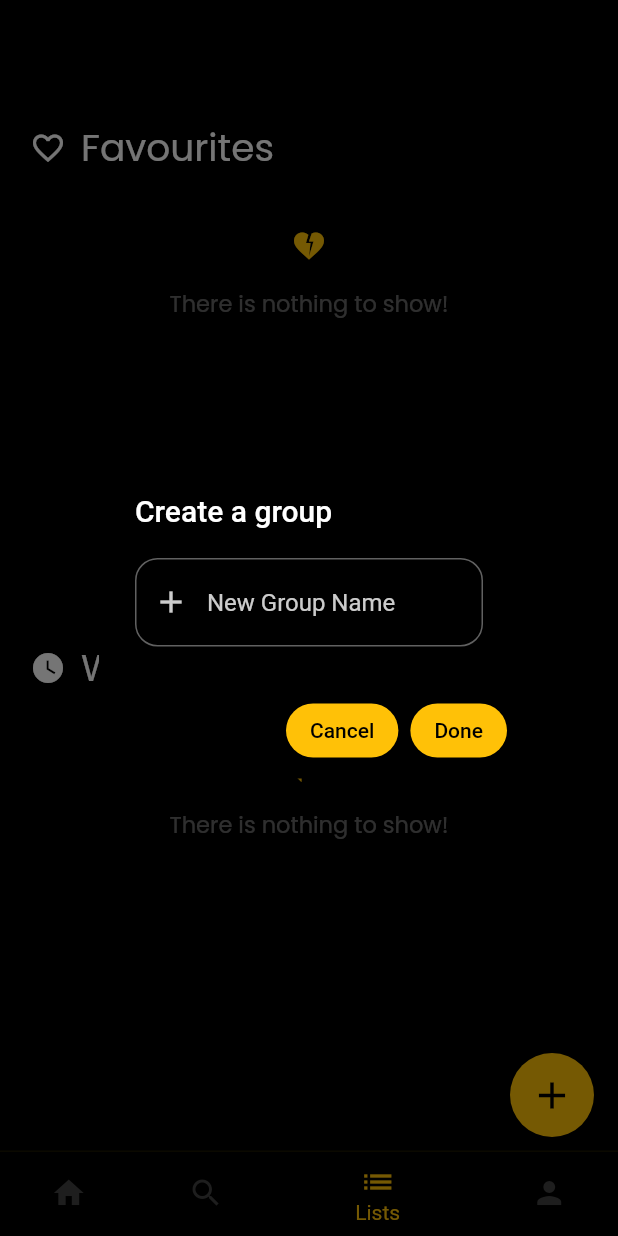
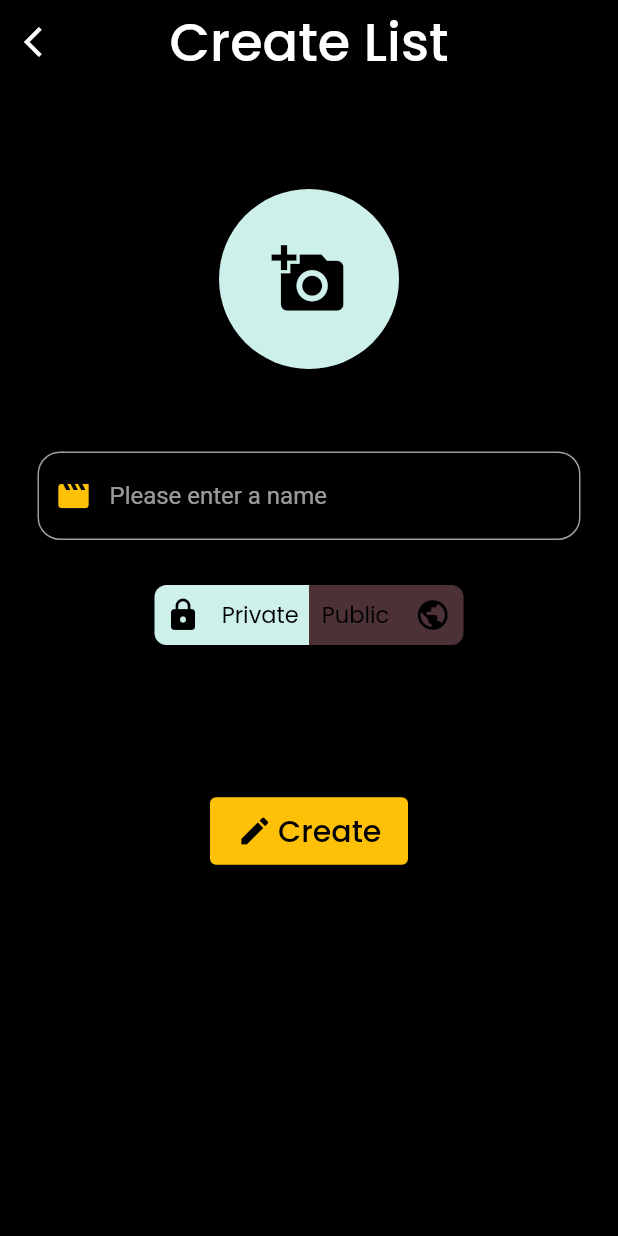
Before and after one commit to enescunediogluu/moviable-xetz, a Flutter app: the screen it shows once a user with an empty profile is signed in, item 3 of the bottom bar chosen, after a tap on the "add" icon, on a phone screen of 412 x 824 dp. Run offline on Flutter 3.47's test engine with Material 2 defaults, Android fonts, the phone set to English and light mode, and no system bars; drawn by our look-alikes of auto_size_text; our stand-ins replace carousel_slider, cloud_firestore, firebase_auth, firebase_core, firebase_storage, google_fonts and 1 more; missing offline and left inert: tmdb_api; accounts and stored records are empty.

Commit message:
create list page is done, time to clean up the code

```diff
--- a/lib/main.dart
+++ b/lib/main.dart
@@ -5,8 +5,9 @@ import 'package:flutter/material.dart';
 import 'package:moviable/firebase_options.dart';
 import 'package:moviable/pages/auth/login_page.dart';
 import 'package:moviable/pages/auth/verify_email_page.dart';
+import 'package:moviable/pages/extra/create_lists_page.dart';
 
-import 'package:moviable/pages/navbar_trial.dart';
+import 'package:moviable/pages/main/navbar_trial.dart';
 
 void main() async {
   WidgetsFlutterBinding.ensureInitialized();
--- /dev/null
+++ b/lib/pages/extra/create_lists_page.dart
@@ -0,0 +1,231 @@
+import 'dart:developer';
+
+import 'package:flutter/material.dart';
+import 'package:moviable/services/database_service.dart';
+import 'package:moviable/utils/text.dart';
+
+class CreateListsPage extends StatefulWidget {
+  const CreateListsPage({super.key});
+
+  @override
+  State<CreateListsPage> createState() => _CreateListsPageState();
+}
+
+class _CreateListsPageState extends State<CreateListsPage> {
+  String listName = "";
+  String profilePic = "";
+  bool isLoading = false;
+  bool private = true;
+  final DatabaseService database = DatabaseService();
+
+  uploadProfilePhoto() async {
+    setState(() {
+      isLoading = true;
+    });
+    final tempUrl = await database.uploadProfilePhotoAndGetUrl();
+    setState(() {
+      profilePic = tempUrl;
+      log(profilePic);
+      isLoading = false;
+    });
+  }
+
+  @override
+  Widget build(BuildContext context) {
+    return Scaffold(
+      appBar: AppBar(
+        backgroundColor: Colors.black,
+        leading: IconButton(
+          icon: const Icon(Icons.arrow_back_ios),
+          onPressed: () {
+            Navigator.of(context).pop();
+          },
+        ),
+        centerTitle: true,
+        title: const ModifiedText(
+            text: 'Create List', color: Colors.white, size: 35),
+      ),
+      backgroundColor: Colors.black,
+      body: SingleChildScrollView(
+        child: Column(
+          children: [
+            const SizedBox(
+              height: 50,
+            ),
+            const SizedBox(
+              height: 20,
+            ),
+            Stack(children: [
+              InkWell(
+                onTap: () async {
+                  if (profilePic == "") {
+                    uploadProfilePhoto();
+                  } else {
+                    await database.deleteImageFromFirebase(profilePic);
+                    uploadProfilePhoto();
+                  }
+                },
+                child: (profilePic != "")
+                    ? CircleAvatar(
+                        backgroundColor: Colors.black,
+                        radius: 60,
+                        backgroundImage: NetworkImage(profilePic),
+                      )
+                    : isLoading
+                        ? const CircleAvatar(
+                            radius: 60,
+                            backgroundColor: Colors.black,
+                            child: CircularProgressIndicator(
+                              color: Colors.amber,
+                            ),
+                          )
+                        : const CircleAvatar(
+                            backgroundColor: Color(0xffCDF0EA),
+                            radius: 60,
+                            child: Icon(
+                              Icons.add_a_photo,
+                              size: 50,
+                            )),
+              ),
+              (profilePic != "")
+                  ? Positioned(
+                      right: 1,
+                      bottom: 1,
+                      child: CircleAvatar(
+                          backgroundColor: Colors.amber.withOpacity(0.8),
+                          child: IconButton(
+                            onPressed: () async {
+                              await database
+                                  .deleteImageFromFirebase(profilePic);
+                              setState(() {
+                                profilePic = "";
+                              });
+                            },
+                            icon: const Icon(
+                              Icons.delete,
+                              color: Colors.black,
+                            ),
+                          )),
+                    )
+                  : const SizedBox(
+                      width: 1,
+                      height: 1,
+                    )
+            ]),
+            const SizedBox(
+              height: 15,
+            ),
+            const SizedBox(
+              height: 40,
+            ),
+            Padding(
+              padding: const EdgeInsets.symmetric(horizontal: 25),
+              child: TextField(
+                cursorColor: Colors.amber,
+                decoration: InputDecoration(
+                    prefixIcon: const Icon(Icons.movie),
+                    prefixIconColor: Colors.amber,
+                    hintText: "Please enter a name",
+                    enabledBorder: OutlineInputBorder(
+                        borderSide: const BorderSide(color: Colors.grey),
+                        borderRadius: BorderRadius.circular(15)),
+                    focusedBorder: OutlineInputBorder(
+                        borderSide: const BorderSide(color: Colors.amber),
+                        borderRadius: BorderRadius.circular(15))),
+                onChanged: (value) {
+                  setState(() {
+                    listName = value;
+                  });
+                },
+              ),
+            ),
+            const SizedBox(
+              height: 30,
+            ),
+            GestureDetector(
+              onTap: () {
+                setState(() {
+                  private = !private;
+                });
+              },
+              child: Row(
+                mainAxisAlignment: MainAxisAlignment.center,
+                children: [
+                  Container(
+                    width: MediaQuery.of(context).size.width * 0.25,
+                    height: 40,
+                    decoration: BoxDecoration(
+                        color: private
+                            ? const Color(0xffCDF0EA)
+                            : const Color(0xffCDF0EA).withOpacity(0.3),
+                        borderRadius: const BorderRadius.horizontal(
+                            left: Radius.circular(8))),
+                    child: const Row(
+                      mainAxisAlignment: MainAxisAlignment.spaceAround,
+                      children: [
+                        Icon(Icons.lock, color: Colors.black),
+                        ModifiedText(
+                            text: 'Private', color: Colors.black, size: 15)
+                      ],
+                    ),
+                  ),
+                  Container(
+                    width: MediaQuery.of(context).size.width * 0.25,
+                    height: 40,
+                    decoration: BoxDecoration(
+                        color: private
+                            ? const Color(0xffFBA1B7).withOpacity(0.3)
+                            : const Color(0xffFBA1B7),
+                        borderRadius: const BorderRadius.horizontal(
+                            right: Radius.circular(8))),
+                    child: const Row(
+                      mainAxisAlignment: MainAxisAlignment.spaceAround,
+                      children: [
+                        ModifiedText(
+                          text: 'Public',
+                          color: Colors.black,
+                          size: 15,
+                        ),
+                        Icon(Icons.public, color: Colors.black),
+                      ],
+                    ),
+                  ),
+                ],
+              ),
+            ),
+            const SizedBox(
+              height: 100,
+            ),
+            ElevatedButton(
+                style: ElevatedButton.styleFrom(backgroundColor: Colors.amber),
+                onPressed: () async {
+                  if (listName != "") {
+                    final username = await database.getUsername();
+                    await database.createList(
+                        username, listName, profilePic, private);
+
+                    // ignore: use_build_context_synchronously
+                    Navigator.of(context).pop();
+                  }
+                },
+                child: const SizedBox(
+                  height: 45,
+                  width: 100,
+                  child: Row(
+                    mainAxisAlignment: MainAxisAlignment.spaceAround,
+                    children: [
+                      Icon(
+                        Icons.create,
+                        color: Colors.black,
+                      ),
+                      ModifiedText(
+                          text: 'Create', color: Colors.black, size: 20)
+                    ],
+                  ),
+                ))
+          ],
+        ),
+      ),
+    );
+  }
+}
--- a/lib/pages/main/lists_page.dart
+++ b/lib/pages/main/lists_page.dart
@@ -3,6 +3,7 @@
 import 'dart:developer';
 
 import 'package:flutter/material.dart';
+import 'package:moviable/pages/extra/create_lists_page.dart';
 import 'package:moviable/services/database_service.dart';
 import 'package:moviable/utils/text.dart';
 
@@ -50,7 +51,9 @@ class _ListsPageState extends State<ListsPage> {
         child: FloatingActionButton(
           backgroundColor: Colors.amber,
           onPressed: () {
-            popUpDialog(context);
+            Navigator.of(context).push(MaterialPageRoute(
+              builder: (context) => const CreateListsPage(),
+            ));
           },
           child: const Icon(
             Icons.add,
@@ -344,11 +347,9 @@ class _ListsPageState extends State<ListsPage> {
                 ),
                 ElevatedButton(
                   onPressed: () async {
-                    final username = await database.getUsername();
-                    await database
-                        .createList(username, listName)
-                        .whenComplete(() => _isLoading = false);
-                    Navigator.of(context).pop();
+                    Navigator.of(context).push(MaterialPageRoute(
+                      builder: (context) => const CreateListsPage(),
+                    ));
                   },
                   style: ElevatedButton.styleFrom(
                       shape: RoundedRectangleBorder(
--- a/lib/widgets/description_widgets/go_to_descripton.dart
+++ b/lib/widgets/description_widgets/go_to_descripton.dart
@@ -3,7 +3,7 @@
 import 'dart:developer';
 
 import 'package:flutter/material.dart';
-import 'package:moviable/pages/main/description.dart';
+import 'package:moviable/pages/extra/description.dart';
 
 void goToDescription(context, List<dynamic> list, index) {
   Navigator.of(context).push(MaterialPageRoute(
--- a/lib/widgets/profile_page_widgets.dart
+++ b/lib/widgets/profile_page_widgets.dart
@@ -27,7 +27,7 @@ class UpdateProfilePicWidget extends StatelessWidget {
           padding: const EdgeInsets.all(8.0), // Adjust the padding as needed
           child: GestureDetector(
             onTap: () async {
-              profilePic = await database.updateTheProfilePhoto();
+              profilePic = await database.uploadProfilePhotoAndGetUrl();
             },
             child: const CircleAvatar(
               backgroundColor:
```
Also changed, not shown: lib/pages/main/movie_search_results.dart (deleted, +0 -80 lines), lib/services/database_service.dart (+10 -3 lines), lib/pages/extra/description.dart (renamed from lib/pages/main/description.dart), lib/pages/main/navbar_trial.dart (renamed from lib/pages/navbar_trial.dart).
